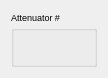
Above: src/widgets/ui/attenuator.ui from srgblnch/LinacGUI before the change. Below: the same form after it.
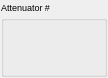
That is the form after the change. Custom widgets are drawn as their Qt base class.

Commit message: homogenize the margins in the widgets and popups

Patch:
```diff
--- a/src/widgets/ui/attenuator.ui
+++ b/src/widgets/ui/attenuator.ui
@@ -14,6 +14,9 @@
    <string>Form</string>
   </property>
   <layout class="QGridLayout" name="gridLayout">
+   <property name="margin">
+    <number>1</number>
+   </property>
    <item row="0" column="0">
     <widget class="TaurusGroupBox" name="attenuatorGroup">
      <property name="font">
@@ -26,7 +29,7 @@
      </property>
      <layout class="QGridLayout" name="gridLayout_2">
       <property name="margin">
-       <number>0</number>
+       <number>2</number>
       </property>
       <item row="0" column="0">
        <widget class="TaurusLabel" name="statusValue"/>
```
The commit also changes 27 other files.
